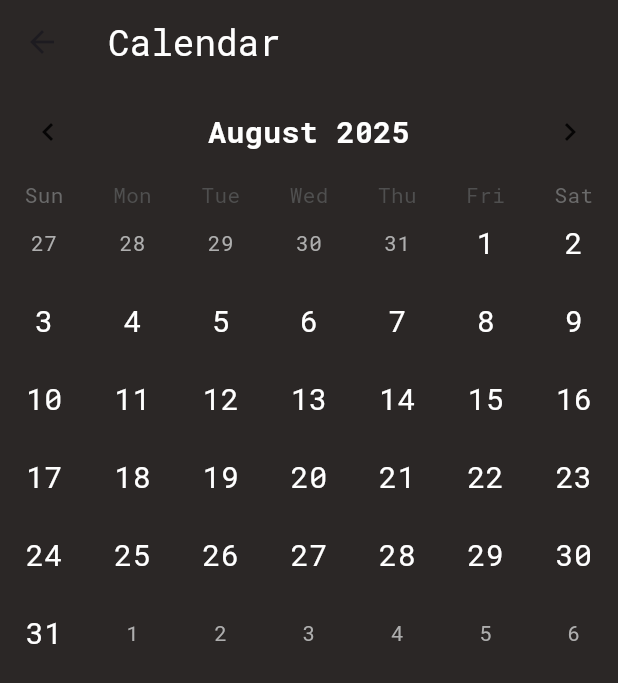
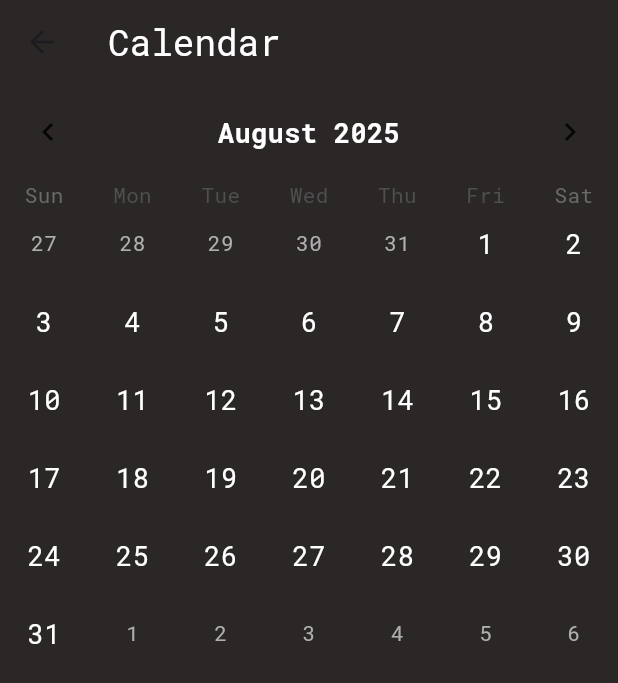
Before and after one commit to temevh/betterbrain, a Flutter app: the MainScreen screen opened directly, after a tap on the "menu" icon, after a tap on "Calendar", on a phone screen of 412 x 824 dp. Shown: the top 683 px of the screen. Run offline on Flutter 3.47's test engine with Material 3 defaults, Android fonts, the phone set to English and light mode, and no system bars; drawn by our look-alikes of table_calendar; our stand-ins replace cloud_firestore, firebase_auth, firebase_core, font_awesome_flutter, google_sign_in; accounts and stored records are empty; generated files the repository leaves out were written again.

Commit message:
calendar and drawer style changes

```diff
--- a/lib/screens/calendar_screen.dart
+++ b/lib/screens/calendar_screen.dart
@@ -74,7 +74,7 @@ class _CalendarScreenState extends State<CalendarScreen> {
     final bg = _bgForDay(day);
     return AnimatedContainer(
       duration: const Duration(milliseconds: 200),
-      margin: const EdgeInsets.all(6),
+      margin: const EdgeInsets.all(4),
       alignment: Alignment.center,
       decoration: BoxDecoration(
         color: bg,
@@ -86,7 +86,7 @@ class _CalendarScreenState extends State<CalendarScreen> {
       ),
       child: Text(
         '${day.day}',
-        style: const TextStyle(fontSize: 20, color: Colors.white),
+        style: const TextStyle(fontSize: 18, color: Colors.white),
       ),
     );
   }
@@ -118,7 +118,7 @@ class _CalendarScreenState extends State<CalendarScreen> {
               formatButtonVisible: false,
               titleCentered: true,
               titleTextStyle: TextStyle(
-                fontSize: 20,
+                fontSize: 18,
                 fontWeight: FontWeight.bold,
               ),
             ),
@@ -133,7 +133,6 @@ class _CalendarScreenState extends State<CalendarScreen> {
             ),
           ),
 
-          // Event List for selected day
           Expanded(
             child: ListView(
               children: _getEventForDay(_selectedDay ?? _focusedDay) != null
--- a/lib/screens/main_screen.dart
+++ b/lib/screens/main_screen.dart
@@ -176,40 +176,6 @@ class _MainScreenState extends State<MainScreen> {
                   horizontal: 20,
                 ),
                 children: [
-                  Row(
-                    children: const [
-                      CircleAvatar(
-                        radius: 30,
-                        backgroundColor: Colors.green,
-                        child: Icon(
-                          Icons.person,
-                          size: 30,
-                          color: Colors.white,
-                        ),
-                      ),
-                      SizedBox(width: 16),
-                      Column(
-                        crossAxisAlignment: CrossAxisAlignment.start,
-                        children: [
-                          Text(
-                            "John Doe",
-                            style: TextStyle(
-                              color: Colors.white,
-                              fontSize: 20,
-                              fontWeight: FontWeight.bold,
-                            ),
-                          ),
-                          Text(
-                            "john@example.com",
-                            style: TextStyle(
-                              color: Colors.white70,
-                              fontSize: 14,
-                            ),
-                          ),
-                        ],
-                      ),
-                    ],
-                  ),
                   const SizedBox(height: 40),
                   ListTile(
                     leading: const Icon(
```
